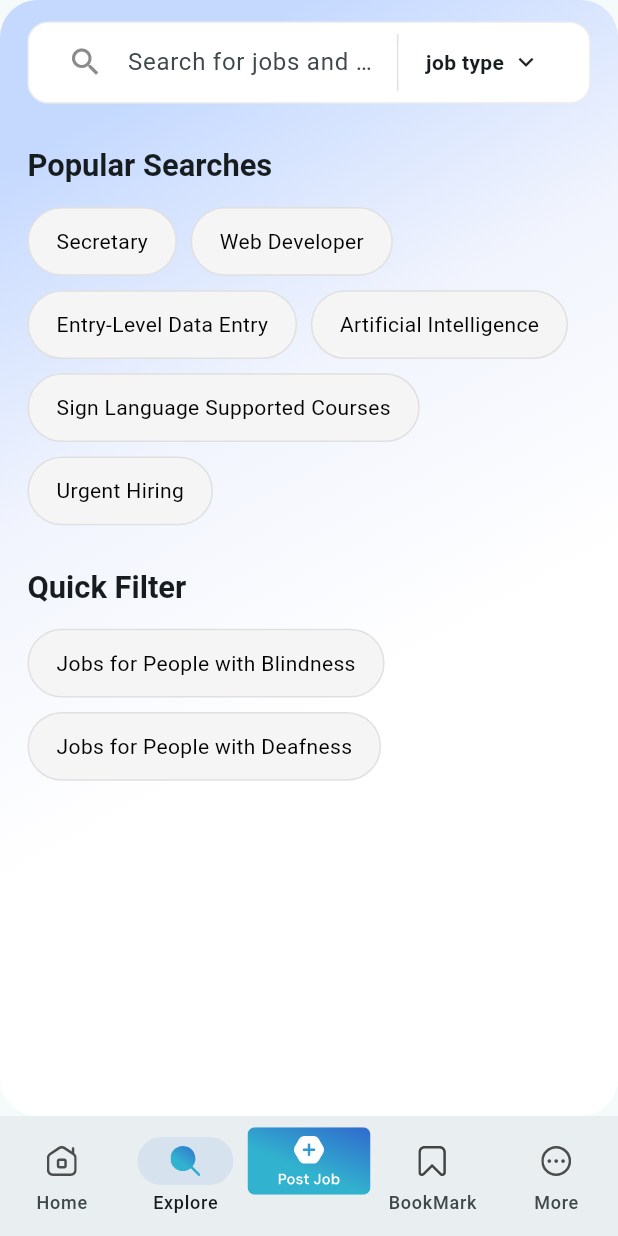
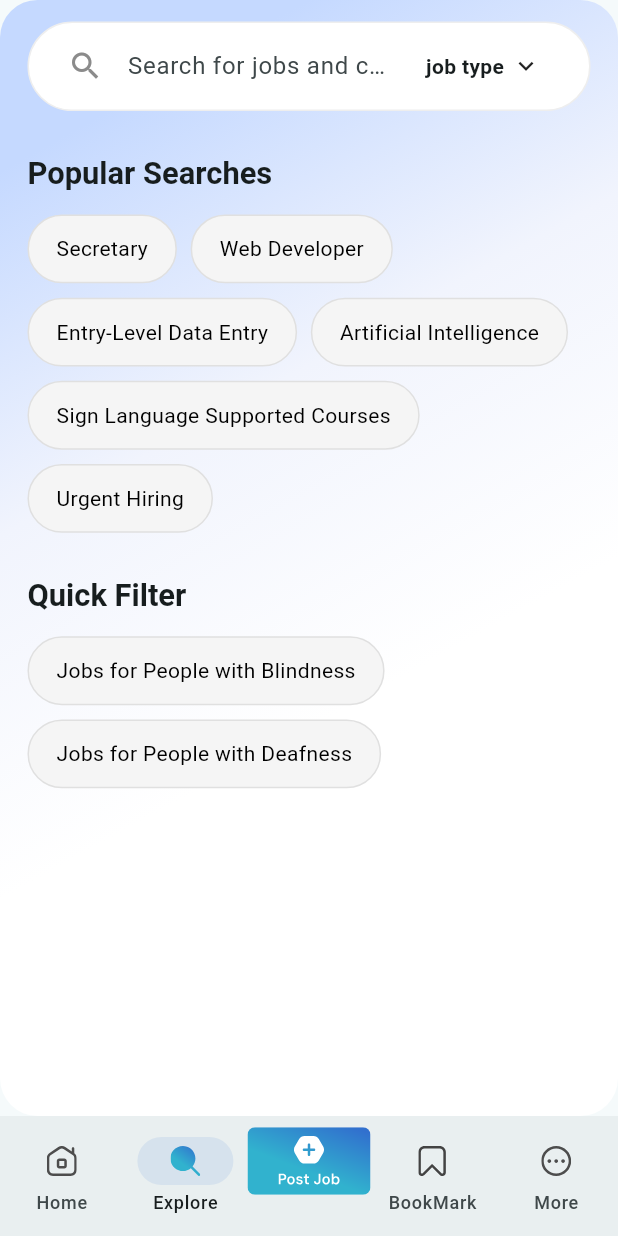
Before and after one commit to mohamed20778/Top-Max-Task, a Flutter app: the SearchScreen screen opened by its route, on a phone screen of 412 x 824 dp. Run offline on Flutter 3.47's test engine with Material 3 defaults, Android fonts, the phone set to English and light mode, and no system bars; our stand-ins replace bloc, dio, flutter_bloc, flutter_dotenv, flutter_screenutil, flutter_svg and 9 more; missing offline and left inert: phone_form_field; accounts and stored records are empty; network calls fail; statements that could not run were skipped.

```diff
--- a/lib/features/search/presentation/widgets/search_header.dart
+++ b/lib/features/search/presentation/widgets/search_header.dart
@@ -47,10 +47,11 @@ class _SearchHeaderState extends State<SearchHeader> {
       padding: EdgeInsets.symmetric(horizontal: 16.w, vertical: 12.h),
 
       child: Container(
+        height: 50.h,
         padding: EdgeInsets.symmetric(horizontal: 12.w),
         decoration: BoxDecoration(
           color: Colors.white,
-          borderRadius: BorderRadius.circular(12.r),
+          borderRadius: BorderRadius.circular(50.r),
           border: Border.all(color: Colors.grey.shade200),
         ),
         child: Row(
@@ -83,11 +84,7 @@ class _SearchHeaderState extends State<SearchHeader> {
                 },
               ),
             ),
-            Container(
-              height: 32.h,
-              width: 1,
-              color: Colors.grey.shade300,
-            ),
+
             JobTypeDropdown(
               selectedValue: widget.selectedJobType,
               onChanged: (value) {
```
Also changed, not shown: lib/features/saved_items/presentation/widget/saved_item_view.dart (+19 -4 lines).
